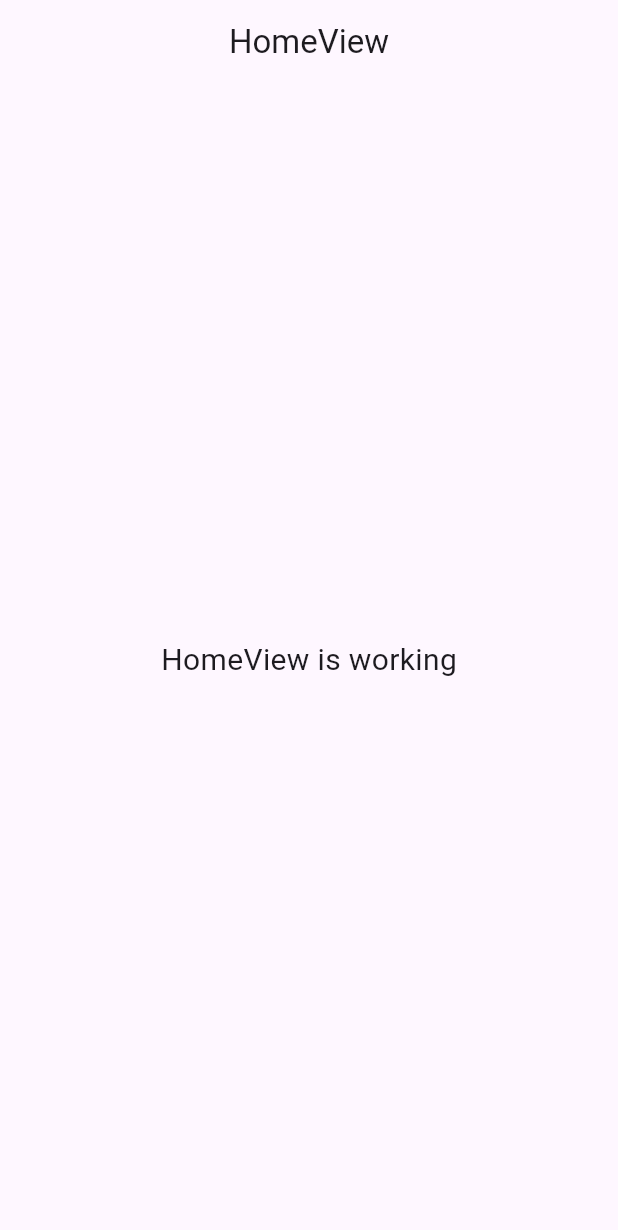
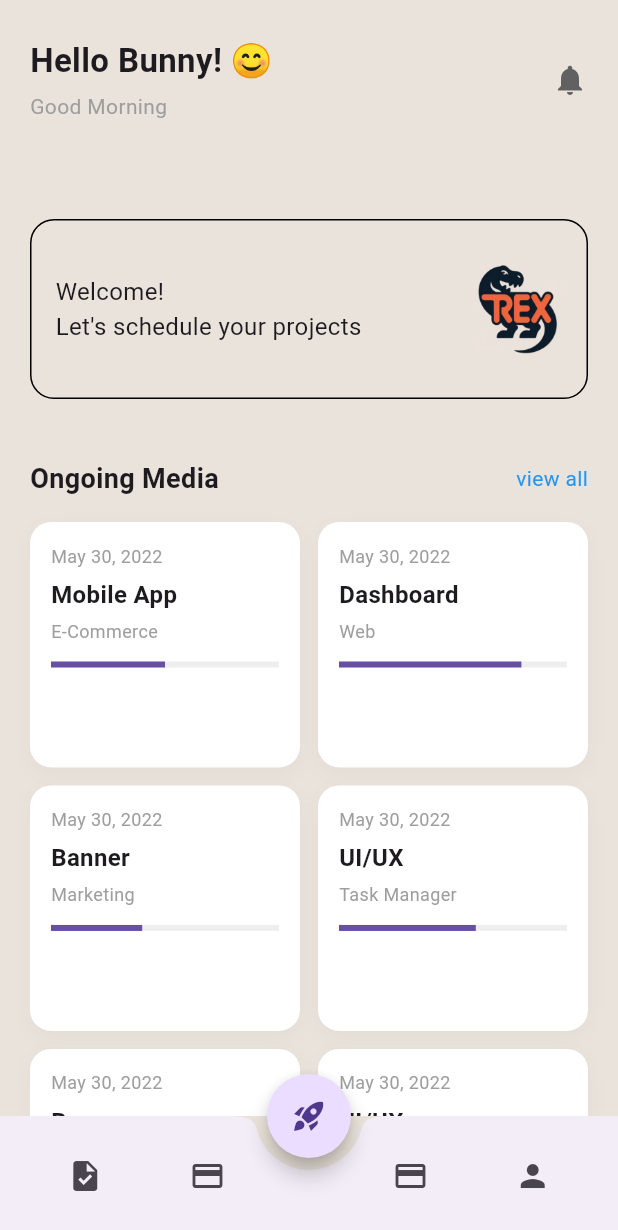
Before and after one commit to oli-mac/trex, a Flutter app: the screen it shows after launch, on a phone screen of 412 x 824 dp. Shown: the top 1230 px of the screen. Run offline on Flutter 3.47's test engine with Material 3 defaults, Android fonts, the phone set to English and light mode, and no system bars; our stand-ins replace connectivity_plus, get, loading_animation_widget.

Commit message:
home screen |#4| primary home page ui complete

```diff
--- /dev/null
+++ b/lib/app/modules/home/views/components/bottom_navigation.dart
@@ -0,0 +1,23 @@
+import 'package:flutter/material.dart';
+
+class BottomNavigation extends StatelessWidget {
+  const BottomNavigation({super.key});
+
+  @override
+  Widget build(BuildContext context) {
+    return BottomAppBar(
+      shape: CircularNotchedRectangle(),
+      notchMargin: 8,
+      child: Row(
+        mainAxisAlignment: MainAxisAlignment.spaceAround,
+        children: [
+          IconButton(onPressed: () {}, icon: Icon(Icons.task)),
+          IconButton(onPressed: () {}, icon: Icon(Icons.payment)),
+          SizedBox(width: 20), // For the FAB space
+          IconButton(onPressed: () {}, icon: Icon(Icons.payment)),
+          IconButton(onPressed: () {}, icon: Icon(Icons.person)),
+        ],
+      ),
+    );
+  }
+}
--- /dev/null
+++ b/lib/app/modules/home/views/components/header_section.dart
@@ -0,0 +1,35 @@
+import 'package:flutter/material.dart';
+
+class HeaderSection extends StatelessWidget {
+  final String username;
+  final String greeting;
+
+  const HeaderSection({
+    required this.username,
+    required this.greeting,
+    super.key,
+  });
+
+  @override
+  Widget build(BuildContext context) {
+    return Padding(
+      padding: const EdgeInsets.symmetric(horizontal: 20, vertical: 25),
+      child: Row(
+        mainAxisAlignment: MainAxisAlignment.spaceBetween,
+        children: [
+          Column(
+            crossAxisAlignment: CrossAxisAlignment.start,
+            children: [
+              Text('Hello $username! 😊',
+                  style: TextStyle(fontSize: 22, fontWeight: FontWeight.bold)),
+              SizedBox(height: 4),
+              Text(greeting,
+                  style: TextStyle(fontSize: 14, color: Colors.grey)),
+            ],
+          ),
+          Icon(Icons.notifications, color: Colors.grey[700])
+        ],
+      ),
+    );
+  }
+}
--- /dev/null
+++ b/lib/app/modules/home/views/components/ongoing_projects_grid.dart
@@ -0,0 +1,104 @@
+import 'package:flutter/material.dart';
+import 'package:trex/app/modules/home/views/components/project_card.dart';
+
+class OngoingProjectsGrid extends StatelessWidget {
+  const OngoingProjectsGrid({super.key});
+
+  @override
+  Widget build(BuildContext context) {
+    final projects = [
+      {
+        'title': 'Mobile App',
+        'subtitle': 'E-Commerce',
+        'date': 'May 30, 2022',
+        'progress': 0.5
+      },
+      {
+        'title': 'Dashboard',
+        'subtitle': 'Web',
+        'date': 'May 30, 2022',
+        'progress': 0.8
+      },
+      {
+        'title': 'Banner',
+        'subtitle': 'Marketing',
+        'date': 'May 30, 2022',
+        'progress': 0.4
+      },
+      {
+        'title': 'UI/UX',
+        'subtitle': 'Task Manager',
+        'date': 'May 30, 2022',
+        'progress': 0.6
+      },
+      {
+        'title': 'Banner',
+        'subtitle': 'Marketing',
+        'date': 'May 30, 2022',
+        'progress': 0.2
+      },
+      {
+        'title': 'UI/UX',
+        'subtitle': 'Task Manager',
+        'date': 'May 30, 2022',
+        'progress': 0.5
+      },
+      {
+        'title': 'UI/UX',
+        'subtitle': 'Task Manager',
+        'date': 'May 30, 2022',
+        'progress': 0.6
+      },
+      {
+        'title': 'Banner',
+        'subtitle': 'Marketing',
+        'date': 'May 30, 2022',
+        'progress': 0.2
+      },
+      {
+        'title': 'UI/UX',
+        'subtitle': 'Task Manager',
+        'date': 'May 30, 2022',
+        'progress': 0.5
+      },
+    ];
+
+    return Padding(
+      padding: const EdgeInsets.all(20),
+      child: Column(
+        crossAxisAlignment: CrossAxisAlignment.start,
+        children: [
+          Row(
+            mainAxisAlignment: MainAxisAlignment.spaceBetween,
+            children: [
+              Text('Ongoing Media',
+                  style: TextStyle(fontSize: 18, fontWeight: FontWeight.bold)),
+              Text('view all', style: TextStyle(color: Colors.blue)),
+            ],
+          ),
+          SizedBox(height: 16),
+          GridView.builder(
+            shrinkWrap: true,
+            physics: NeverScrollableScrollPhysics(),
+            itemCount: projects.length,
+            gridDelegate: SliverGridDelegateWithFixedCrossAxisCount(
+              crossAxisCount: 2,
+              childAspectRatio: 1.1,
+              crossAxisSpacing: 12,
+              mainAxisSpacing: 12,
+            ),
+            itemBuilder: (context, index) {
+              final p = projects[index];
+              return ProjectCard(
+                title: p['title'] as String,
+                subtitle: p['subtitle'] as String,
+                date: p['date'] as String,
+                progress: p['progress'] as double,
+              );
+            },
+          ),
+        ],
+      ),
+    );
+  }
+}
--- /dev/null
+++ b/lib/app/modules/home/views/components/project_card.dart
@@ -0,0 +1,47 @@
+import 'package:flutter/material.dart';
+
+class ProjectCard extends StatelessWidget {
+  final String title;
+  final String subtitle;
+  final String date;
+  final double progress;
+
+  const ProjectCard({
+    required this.title,
+    required this.subtitle,
+    required this.date,
+    required this.progress,
+    super.key,
+  });
+
+  @override
+  Widget build(BuildContext context) {
+    return Container(
+      padding: const EdgeInsets.all(14),
+      decoration: BoxDecoration(
+        color: Colors.white,
+        borderRadius: BorderRadius.circular(14),
+        boxShadow: [
+          BoxShadow(
+              color: Colors.grey.withOpacity(0.1),
+              blurRadius: 10,
+              offset: Offset(0, 4))
+        ],
+      ),
+      child: Column(
+        crossAxisAlignment: CrossAxisAlignment.start,
+        children: [
+          Text(date, style: TextStyle(fontSize: 12, color: Colors.grey)),
+          SizedBox(height: 6),
+          Text(title,
+              style: TextStyle(fontSize: 16, fontWeight: FontWeight.w600)),
+          SizedBox(height: 4),
+          Text(subtitle, style: TextStyle(fontSize: 12, color: Colors.grey)),
+          SizedBox(height: 12),
+          LinearProgressIndicator(
+              value: progress, backgroundColor: Colors.grey[200]),
+        ],
+      ),
+    );
+  }
+}
--- /dev/null
+++ b/lib/app/modules/home/views/components/search_bar.dart
@@ -0,0 +1,23 @@
+import 'package:flutter/material.dart';
+
+class SearchBar extends StatelessWidget {
+  const SearchBar({super.key});
+
+  @override
+  Widget build(BuildContext context) {
+    return Padding(
+      padding: const EdgeInsets.symmetric(horizontal: 20),
+      child: TextField(
+        decoration: InputDecoration(
+          hintText: 'Search',
+          prefixIcon: Icon(Icons.search),
+          border: OutlineInputBorder(
+              borderRadius: BorderRadius.circular(12),
+              borderSide: BorderSide.none),
+          filled: true,
+          fillColor: Colors.grey[200],
+        ),
+      ),
+    );
+  }
+}
--- /dev/null
+++ b/lib/app/modules/home/views/components/welcome_banner.dart
@@ -0,0 +1,29 @@
+import 'package:flutter/material.dart';
+
+class WelcomeBanner extends StatelessWidget {
+  final String message;
+
+  const WelcomeBanner({required this.message, super.key});
+
+  @override
+  Widget build(BuildContext context) {
+    return Container(
+      width: double.infinity,
+      height: 120,
+      margin: const EdgeInsets.all(20),
+      padding: const EdgeInsets.all(16),
+      decoration: BoxDecoration(
+        color: Color.fromRGBO(234, 227, 219, 1),
+        borderRadius: BorderRadius.circular(16),
+        border: Border.all(color: Colors.black),
+      ),
+      child: Row(
+        children: [
+          Expanded(child: Text(message, style: TextStyle(fontSize: 16))),
+          SizedBox(width: 10),
+          Image.asset('assets/images/logo.jpeg', width: 60, height: 60),
+        ],
+      ),
+    );
+  }
+}
--- a/lib/app/modules/home/views/home_view.dart
+++ b/lib/app/modules/home/views/home_view.dart
@@ -1,22 +1,46 @@
 import 'package:flutter/material.dart';
-
 import 'package:get/get.dart';
+import 'package:trex/app/modules/home/views/components/bottom_navigation.dart';
+import 'package:trex/app/modules/home/views/components/header_section.dart';
+import 'package:trex/app/modules/home/views/components/ongoing_projects_grid.dart';
+import 'package:trex/app/modules/home/views/components/welcome_banner.dart';
 
 import '../controllers/home_controller.dart';
 
 class HomeView extends GetView<HomeController> {
   const HomeView({super.key});
+
   @override
   Widget build(BuildContext context) {
     return Scaffold(
-      appBar: AppBar(
-        title: const Text('HomeView'),
-        centerTitle: true,
+      backgroundColor: Color.fromRGBO(234, 227, 219, 1),
+      floatingActionButton: FloatingActionButton(
+        onPressed: () {},
+        child: const Icon(Icons.rocket_launch),
+        shape: const CircleBorder(),
       ),
-      body: const Center(
-        child: Text(
-          'HomeView is working',
-          style: TextStyle(fontSize: 20),
+      floatingActionButtonLocation: FloatingActionButtonLocation.centerDocked,
+      floatingActionButtonAnimator: FloatingActionButtonAnimator.scaling,
+      bottomNavigationBar: const BottomNavigation(),
+      body: SafeArea(
+        child: SingleChildScrollView(
+          padding: const EdgeInsets.only(bottom: 20),
+          child: Column(
+            crossAxisAlignment: CrossAxisAlignment.start,
+            children: const [
+              HeaderSection(
+                username: 'Bunny',
+                greeting: 'Good Morning',
+              ),
+              SizedBox(height: 8),
+              // SearchBar(),
+              SizedBox(height: 12),
+              WelcomeBanner(
+                message: "Welcome!\nLet's schedule your projects",
+              ),
+              OngoingProjectsGrid(),
+            ],
+          ),
         ),
       ),
     );
--- a/lib/app/modules/splash/views/components/no_internet_widget.dart
+++ b/lib/app/modules/splash/views/components/no_internet_widget.dart
@@ -6,10 +6,49 @@ class NoInternetWidget extends StatelessWidget {
   @override
   Widget build(BuildContext context) {
     return Scaffold(
-        body: Center(
-      child: Image.asset(
-        'assets/images/No_Internet_Connection.png',
-      ),
-    ));
+        backgroundColor: Color.fromRGBO(234, 227, 219, 1),
+        body: Column(
+          mainAxisAlignment: MainAxisAlignment.center,
+          children: [
+            Text(
+              'No Internet Connection',
+              style: TextStyle(
+                fontSize: 20,
+                fontWeight: FontWeight.bold,
+                color: Color.fromRGBO(117, 117, 117, 1),
+              ),
+            ),
+            const SizedBox(
+              height: 100,
+            ),
+            Center(
+              child: Image.asset(
+                'assets/images/No_Internet.png',
+                height: 300,
+              ),
+            ),
+            const SizedBox(
+              height: 50,
+            ),
+            ElevatedButton(
+              clipBehavior: Clip.antiAlias,
+              style: ElevatedButton.styleFrom(
+                minimumSize: Size(200, 20),
+                // backgroundColor: Color.fromRGBO(117, 117, 117, 1),
+                padding: const EdgeInsets.symmetric(
+                  horizontal: 10,
+                  vertical: 10,
+                ),
+                shape: RoundedRectangleBorder(
+                  borderRadius: BorderRadius.circular(10),
+                ),
+              ),
+              onPressed: () {
+                // Retry logic can be added here
+              },
+              child: const Text('Retry'),
+            ),
+          ],
+        ));
   }
 }
--- a/lib/app/modules/splash/views/splash_view.dart
+++ b/lib/app/modules/splash/views/splash_view.dart
@@ -9,14 +9,14 @@ class SplashView extends GetView<SplashController> {
   @override
   Widget build(BuildContext context) {
     return Scaffold(
+      backgroundColor: Color.fromRGBO(234, 227, 219, 1),
       body: Obx(() {
         final step = controller.splashStep.value;
 
         if (step == 0) {
           return Center(
             child: Image.asset(
-              'assets/images/No_Internet_Connection.png',
-              height: 200,
+              'assets/images/logo.jpeg',
             ),
           );
         } else if (step == 1) {
@@ -35,7 +35,7 @@ class SplashView extends GetView<SplashController> {
             children: [
               Expanded(
                 child: Image.asset(
-                  'assets/images/No_Internet_Connection.png',
+                  'assets/images/no-connection.png',
                   height: 200,
                 ),
               ),
```
Also changed, not shown: assets/images/No_Internet.png, assets/images/No_Internet_Connection.png, assets/images/logo.jpeg, assets/images/no-connection.jpg (added), assets/images/no-connection.png (added).
